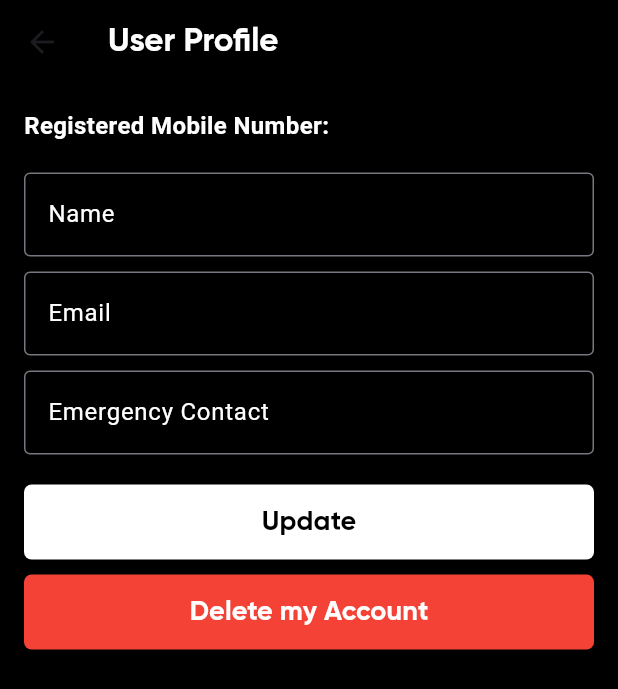
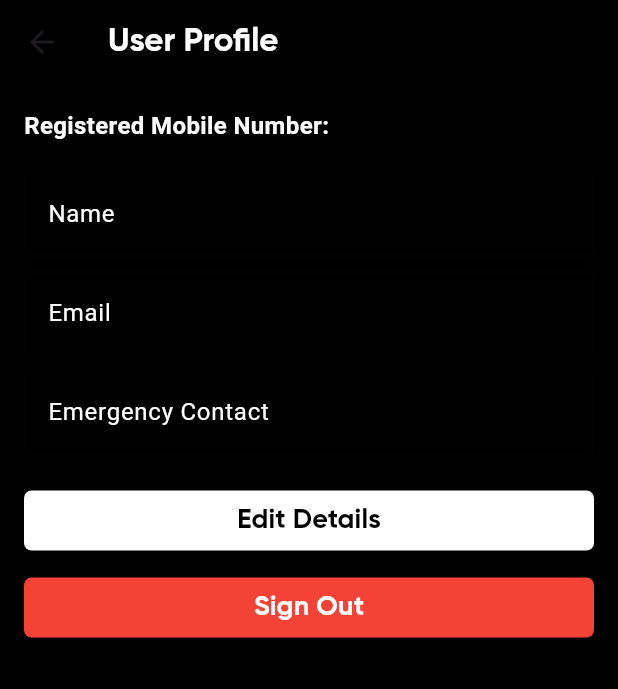
Before and after one commit to singhrishabh93/safe-connect-app, a Flutter app: the UserProfilePage screen opened directly, on a phone screen of 412 x 824 dp. Shown: the top 689 px of the screen. Run offline on Flutter 3.47's test engine with Material 3 defaults, Android fonts, the phone set to English and light mode, and no system bars; our stand-ins replace camera, cloud_firestore, connectivity, firebase_auth, firebase_core, get and 6 more; missing offline and left inert: audio_session, flutter_phone_direct_caller, flutter_sound, flutter_sound_platform_interface, qr_code_scanner; accounts and stored records are empty.

Commit message:
User Profile Page modified

```diff
--- a/lib/screens/UserProfile/userProfile.dart
+++ b/lib/screens/UserProfile/userProfile.dart
@@ -2,6 +2,7 @@ import 'package:flutter/material.dart';
 import 'package:firebase_auth/firebase_auth.dart';
 import 'package:cloud_firestore/cloud_firestore.dart';
 import 'package:flutter/services.dart';
+import 'package:safe_connect/screens/LoginScreen/loginScreen.dart';
 
 class UserProfilePage extends StatefulWidget {
   @override
@@ -16,6 +17,7 @@ class _UserProfilePageState extends State<UserProfilePage> {
 
   late User? user;
   late String mobileNumber;
+  bool isEditMode = false;
 
   @override
   void initState() {
@@ -41,124 +43,24 @@ class _UserProfilePageState extends State<UserProfilePage> {
   }
 
   Future<void> _updateUserData() async {
-    String name = _nameController.text;
-    String email = _emailController.text;
-    String emergencyContact = _emergencyContactController.text;
-
-    // Validate email format
-    if (!isValidEmail(email)) {
-      _showErrorDialog('Invalid Email Format');
-      return;
-    }
-
-    // Validate emergency contact format
-    if (!isValidPhoneNumber(emergencyContact)) {
-      _showErrorDialog('Invalid Emergency Contact Number');
-      return;
-    }
-
-    await FirebaseFirestore.instance
-        .collection('users')
-        .doc(mobileNumber)
-        .update({
-      'name': name,
-      'email': email,
-      'emergencyContact': emergencyContact,
-    });
-
-    ScaffoldMessenger.of(context).showSnackBar(
-      SnackBar(
-        content: Text('User data updated successfully!'),
-      ),
-    );
+    // Your update user data logic here
+    // ...
   }
 
   Future<void> _deleteAccount() async {
-    showDialog(
-      context: context,
-      builder: (BuildContext context) {
-        return AlertDialog(
-          backgroundColor: Colors.white,
-          title: Text(
-            'Confirm Account Deletion',
-            style: TextStyle(color: Colors.black),
-          ),
-          content: Text(
-            'Are you sure you want to delete your account?',
-            style: TextStyle(color: Colors.black),
-          ),
-          actions: <Widget>[
-            TextButton(
-              onPressed: () {
-                Navigator.of(context).pop(); // Close the dialog
-              },
-              child: Text(
-                'Cancel',
-                style: TextStyle(color: Colors.black),
-              ),
-            ),
-            TextButton(
-              onPressed: () async {
-                // Delete user document from Firestore
-                await FirebaseFirestore.instance
-                    .collection('users')
-                    .doc(mobileNumber)
-                    .delete();
-
-                // Delete user account from Firebase Auth
-                await user!.delete();
-
-                ScaffoldMessenger.of(context).showSnackBar(
-                  SnackBar(
-                    content: Text('Account deleted successfully!'),
-                  ),
-                );
-
-                // Navigate back to login screen
-                Navigator.pop(context);
-              },
-              child: Text(
-                'Delete',
-                style: TextStyle(color: Colors.red),
-              ),
-            ),
-          ],
-        );
-      },
-    );
+    // Your delete account logic here
+    // ...
   }
 
-  bool isValidEmail(String email) {
-    return RegExp(r'^[\w-\.]+@([\w-]+\.)+[\w-]{2,4}$').hasMatch(email);
-  }
-
-  bool isValidPhoneNumber(String phoneNumber) {
-    return RegExp(r'^[0-9]{10}$').hasMatch(phoneNumber);
-  }
-
-  Future<void> _showErrorDialog(String message) async {
-    return showDialog<void>(
-      context: context,
-      builder: (BuildContext context) {
-        return AlertDialog(
-          title: Text('Error'),
-          content: SingleChildScrollView(
-            child: ListBody(
-              children: <Widget>[
-                Text(message),
-              ],
-            ),
-          ),
-          actions: <Widget>[
-            TextButton(
-              child: Text('OK'),
-              onPressed: () {
-                Navigator.of(context).pop();
-              },
-            ),
-          ],
-        );
-      },
+  Future<void> _signOut() async {
+    FirebaseAuth.instance.signOut(); // Sign out the user
+                Navigator.pushAndRemoveUntil(
+                  context,
+                  MaterialPageRoute(
+                      builder: (context) =>
+                          LoginScreen()), // Navigate to login screen
+                  (route) =>
+                      false, // Clear all routes except for the login screen
                 );
   }
 
@@ -171,12 +73,6 @@ class _UserProfilePageState extends State<UserProfilePage> {
           style: TextStyle(color: Colors.white, fontFamily: "gilroy"),
         ),
         backgroundColor: Colors.black,
-        // leading: IconButton(
-        //   icon: Icon(Icons.arrow_back_ios, color: Colors.white),
-        //   onPressed: () {
-        //     Navigator.pop(context);
-        //   },
-        // ),
       ),
       body: Container(
         color: Colors.black,
@@ -200,6 +96,7 @@ class _UserProfilePageState extends State<UserProfilePage> {
                 labelStyle: TextStyle(color: Colors.white),
                 border: OutlineInputBorder(),
               ),
+              enabled: isEditMode, // Enable/disable based on edit mode
             ),
             SizedBox(height: 10),
             TextField(
@@ -210,6 +107,7 @@ class _UserProfilePageState extends State<UserProfilePage> {
                 labelStyle: TextStyle(color: Colors.white),
                 border: OutlineInputBorder(),
               ),
+              enabled: isEditMode, // Enable/disable based on edit mode
               keyboardType: TextInputType.emailAddress,
               inputFormatters: [
                 FilteringTextInputFormatter.singleLineFormatter,
@@ -224,6 +122,7 @@ class _UserProfilePageState extends State<UserProfilePage> {
                 labelStyle: TextStyle(color: Colors.white),
                 border: OutlineInputBorder(),
               ),
+              enabled: isEditMode, // Enable/disable based on edit mode
               keyboardType: TextInputType.phone,
               inputFormatters: [
                 FilteringTextInputFormatter.digitsOnly,
@@ -231,9 +130,10 @@ class _UserProfilePageState extends State<UserProfilePage> {
               ],
             ),
             SizedBox(height: 20),
-            Container(
-              width: MediaQuery.of(context).size.width - 45,
-              height: 50,
+            isEditMode
+                ? Row(
+                    children: [
+                      Expanded(
                         child: ElevatedButton(
                           onPressed: _updateUserData,
                           child: Text(
@@ -252,11 +152,76 @@ class _UserProfilePageState extends State<UserProfilePage> {
                           ),
                         ),
                       ),
+                      SizedBox(width: 10),
+                      Expanded(
+                        child: ElevatedButton(
+                          onPressed: () {
+                            setState(() {
+                              isEditMode = false; // Exit edit mode
+                            });
+                          },
+                          child: Text(
+                            "Cancel",
+                            style: TextStyle(
+                              color: Colors.black,
+                              fontSize: 18,
+                              fontFamily: "gilroy",
+                            ),
+                          ),
+                          style: ElevatedButton.styleFrom(
+                            backgroundColor: Colors.red,
+                            shape: RoundedRectangleBorder(
+                              borderRadius: BorderRadius.circular(5),
+                            ),
+                          ),
+                        ),
+                      ),
+                    ],
+                  )
+                : ElevatedButton(
+                    onPressed: () {
+                      setState(() {
+                        isEditMode = true; // Enter edit mode
+                      });
+                    },
+                    child: Text(
+                      "Edit Details",
+                      style: TextStyle(
+                        color: Colors.black,
+                        fontSize: 18,
+                        fontFamily: "gilroy",
+                      ),
+                    ),
+                    style: ElevatedButton.styleFrom(
+                      backgroundColor: Colors.white,
+                      shape: RoundedRectangleBorder(
+                        borderRadius: BorderRadius.circular(5),
+                      ),
+                    ),
+                  ),
             SizedBox(height: 10),
-            Container(
-              width: MediaQuery.of(context).size.width - 45,
-              height: 50,
-              child: ElevatedButton(
+            isEditMode
+                ? SizedBox()
+                : ElevatedButton(
+                    onPressed: _signOut,
+                    child: Text(
+                      "Sign Out",
+                      style: TextStyle(
+                        color: Colors.white,
+                        fontSize: 18,
+                        fontFamily: "gilroy",
+                      ),
+                    ),
+                    style: ElevatedButton.styleFrom(
+                      backgroundColor: Colors.red,
+                      shape: RoundedRectangleBorder(
+                        borderRadius: BorderRadius.circular(5),
+                      ),
+                    ),
+                  ),
+            SizedBox(height: 10),
+            isEditMode
+                ? ElevatedButton(
                     onPressed: _deleteAccount,
                     child: Text(
                       "Delete my Account",
@@ -272,8 +237,8 @@ class _UserProfilePageState extends State<UserProfilePage> {
                         borderRadius: BorderRadius.circular(5),
                       ),
                     ),
-              ),
-            ),
+                  )
+                : SizedBox(),
           ],
         ),
       ),
```
Lines whose indentation alone changed are shown as unchanged.
